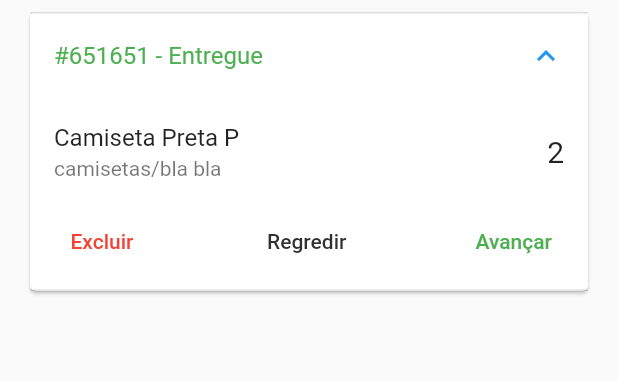
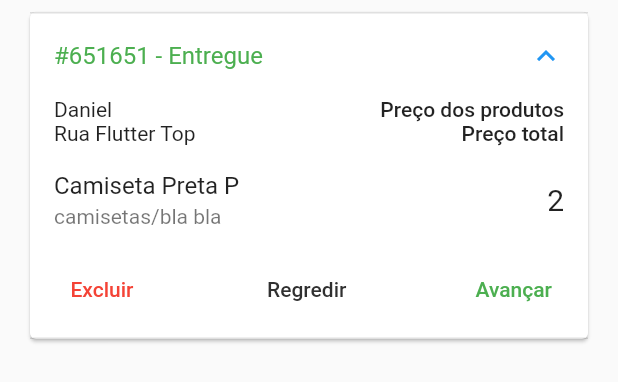
Before and after one commit to brenomacedo/flutter-store-manager, a Flutter app: the OrderTile widget shown alone on an empty page, opened directly, after a tap on "#651651 - Entregue", on a phone screen of 412 x 824 dp. Shown: the top 382 px of the screen. Run offline on Flutter 3.47's test engine with Material 2 defaults, Android fonts, the phone set to English and light mode, and no system bars; our stand-ins replace cloud_firestore, firebase_auth, firebase_core, rxdart, shimmer; missing offline and left inert: bloc_pattern; accounts and stored records are empty.

```diff
--- /dev/null
+++ b/lib/widgets/order_header.dart
@@ -0,0 +1,27 @@
+import 'package:flutter/material.dart';
+
+class OrderHeader extends StatelessWidget {
+  @override
+  Widget build(BuildContext context) {
+    return Row(
+      children: [
+        Expanded(
+          child: Column(
+            crossAxisAlignment: CrossAxisAlignment.start,
+            children: [
+              Text('Daniel'),
+              Text('Rua Flutter Top')
+            ],
+          ),
+        ),
+        Column(
+          crossAxisAlignment: CrossAxisAlignment.end,
+          children: [
+            Text('Preço dos produtos', style: TextStyle(fontWeight: FontWeight.w500)),
+            Text('Preço total', style: TextStyle(fontWeight: FontWeight.w500))
+          ],
+        )
+      ],
+    );
+  }
+}
--- a/lib/widgets/order_tile.dart
+++ b/lib/widgets/order_tile.dart
@@ -1,4 +1,5 @@
 import 'package:flutter/material.dart';
+import 'package:loja/widgets/order_header.dart';
 
 class OrderTile extends StatelessWidget {
   @override
@@ -14,6 +15,7 @@ class OrderTile extends StatelessWidget {
               child: Column(
                 crossAxisAlignment: CrossAxisAlignment.stretch,
                 children: [
+                  OrderHeader(),
                   Column(
                     mainAxisSize: MainAxisSize.min,
                     children: [
```
Also changed, not shown: lib/blocs/orders_bloc.dart (added, +47 -0 lines).
